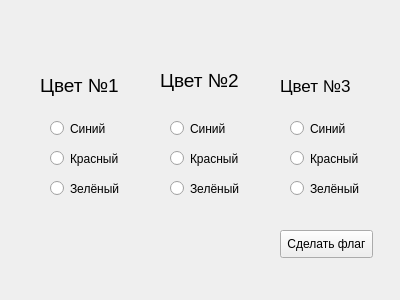
Above: untitled.ui from KKivik/Education before the change. Below: the same form after it.
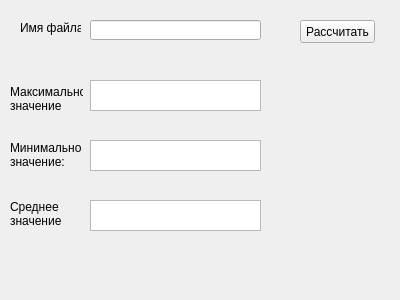
That is the form after the change.

Patch:
```diff
--- a/untitled.ui
+++ b/untitled.ui
@@ -13,233 +13,124 @@
   <property name="windowTitle">
    <string>Form</string>
   </property>
-  <widget class="QRadioButton" name="radioButton">
+  <widget class="QLineEdit" name="filenameEdit">
    <property name="geometry">
     <rect>
-     <x>50</x>
-     <y>120</y>
-     <width>86</width>
-     <height>17</height>
+     <x>90</x>
+     <y>20</y>
+     <width>171</width>
+     <height>20</height>
     </rect>
    </property>
-   <property name="text">
-    <string>Синий</string>
-   </property>
-   <attribute name="buttonGroup">
-    <string notr="true">buttonGroup</string>
-   </attribute>
   </widget>
-  <widget class="QRadioButton" name="radioButton_2">
+  <widget class="QPushButton" name="button">
    <property name="geometry">
     <rect>
-     <x>50</x>
-     <y>150</y>
-     <width>86</width>
-     <height>17</height>
+     <x>300</x>
+     <y>20</y>
+     <width>75</width>
+     <height>23</height>
     </rect>
    </property>
    <property name="text">
-    <string>Красный</string>
+    <string>Рассчитать</string>
    </property>
-   <attribute name="buttonGroup">
-    <string notr="true">buttonGroup</string>
-   </attribute>
-  </widget>
-  <widget class="QRadioButton" name="radioButton_3">
-   <property name="geometry">
-    <rect>
-     <x>50</x>
-     <y>180</y>
-     <width>86</width>
-     <height>17</height>
-    </rect>
-   </property>
-   <property name="text">
-    <string>Зелёный</string>
-   </property>
-   <attribute name="buttonGroup">
-    <string notr="true">buttonGroup</string>
-   </attribute>
-  </widget>
-  <widget class="QRadioButton" name="radioButton_4">
-   <property name="geometry">
-    <rect>
-     <x>170</x>
-     <y>120</y>
-     <width>86</width>
-     <height>17</height>
-    </rect>
-   </property>
-   <property name="text">
-    <string>Синий</string>
-   </property>
-   <attribute name="buttonGroup">
-    <string notr="true">buttonGroup_2</string>
-   </attribute>
-  </widget>
-  <widget class="QRadioButton" name="radioButton_5">
-   <property name="geometry">
-    <rect>
-     <x>170</x>
-     <y>150</y>
-     <width>86</width>
-     <height>17</height>
-    </rect>
-   </property>
-   <property name="text">
-    <string>Красный</string>
-   </property>
-   <attribute name="buttonGroup">
-    <string notr="true">buttonGroup_2</string>
-   </attribute>
-  </widget>
-  <widget class="QRadioButton" name="radioButton_6">
-   <property name="geometry">
-    <rect>
-     <x>170</x>
-     <y>180</y>
-     <width>86</width>
-     <height>17</height>
-    </rect>
-   </property>
-   <property name="text">
-    <string>Зелёный</string>
-   </property>
-   <attribute name="buttonGroup">
-    <string notr="true">buttonGroup_2</string>
-   </attribute>
-  </widget>
-  <widget class="QRadioButton" name="radioButton_7">
-   <property name="geometry">
-    <rect>
-     <x>290</x>
-     <y>120</y>
-     <width>86</width>
-     <height>17</height>
-    </rect>
-   </property>
-   <property name="text">
-    <string>Синий</string>
-   </property>
-   <attribute name="buttonGroup">
-    <string notr="true">buttonGroup_3</string>
-   </attribute>
-  </widget>
-  <widget class="QRadioButton" name="radioButton_8">
-   <property name="geometry">
-    <rect>
-     <x>290</x>
-     <y>150</y>
-     <width>86</width>
-     <height>17</height>
-    </rect>
-   </property>
-   <property name="text">
-    <string>Красный</string>
-   </property>
-   <attribute name="buttonGroup">
-    <string notr="true">buttonGroup_3</string>
-   </attribute>
-  </widget>
-  <widget class="QRadioButton" name="radioButton_9">
-   <property name="geometry">
-    <rect>
-     <x>290</x>
-     <y>180</y>
-     <width>86</width>
-     <height>17</height>
-    </rect>
-   </property>
-   <property name="text">
-    <string>Зелёный</string>
-   </property>
-   <attribute name="buttonGroup">
-    <string notr="true">buttonGroup_3</string>
-   </attribute>
   </widget>
   <widget class="QLabel" name="label">
    <property name="geometry">
     <rect>
-     <x>40</x>
-     <y>70</y>
-     <width>101</width>
-     <height>31</height>
+     <x>20</x>
+     <y>20</y>
+     <width>61</width>
+     <height>16</height>
     </rect>
    </property>
-   <property name="font">
-    <font>
-     <pointsize>14</pointsize>
-    </font>
-   </property>
    <property name="text">
-    <string>Цвет №1</string>
+    <string>Имя файла</string>
+   </property>
+  </widget>
+  <widget class="QTextBrowser" name="maxEdit">
+   <property name="geometry">
+    <rect>
+     <x>90</x>
+     <y>80</y>
+     <width>171</width>
+     <height>31</height>
+    </rect>
    </property>
   </widget>
   <widget class="QLabel" name="label_2">
+   <property name="enabled">
+    <bool>true</bool>
+   </property>
    <property name="geometry">
     <rect>
-     <x>160</x>
-     <y>70</y>
-     <width>111</width>
-     <height>21</height>
+     <x>10</x>
+     <y>80</y>
+     <width>73</width>
+     <height>38</height>
     </rect>
    </property>
-   <property name="font">
-    <font>
-     <pointsize>14</pointsize>
-    </font>
+   <property name="sizePolicy">
+    <sizepolicy hsizetype="Expanding" vsizetype="Expanding">
+     <horstretch>0</horstretch>
+     <verstretch>0</verstretch>
+    </sizepolicy>
+   </property>
+   <property name="focusPolicy">
+    <enum>Qt::WheelFocus</enum>
    </property>
    <property name="text">
-    <string>Цвет №2</string>
+    <string>&lt;html&gt;&lt;head/&gt;&lt;body&gt;&lt;p&gt;Максимальное&lt;br&gt;значение&lt;/p&gt;&lt;/body&gt;&lt;/html&gt;</string>
    </property>
   </widget>
   <widget class="QLabel" name="label_3">
    <property name="geometry">
     <rect>
-     <x>280</x>
-     <y>70</y>
-     <width>101</width>
+     <x>10</x>
+     <y>140</y>
+     <width>71</width>
      <height>31</height>
     </rect>
    </property>
-   <property name="font">
-    <font>
-     <pointsize>13</pointsize>
-    </font>
-   </property>
    <property name="text">
-    <string>Цвет №3</string>
+    <string>&lt;html&gt;&lt;head/&gt;&lt;body&gt;&lt;p&gt;Минимальное&lt;br&gt;значение:&lt;/p&gt;&lt;/body&gt;&lt;/html&gt;</string>
    </property>
+   <property name="indent">
+    <number>-1</number>
+   </property>
   </widget>
-  <widget class="QPushButton" name="make_flag">
+  <widget class="QLabel" name="label_4">
    <property name="geometry">
     <rect>
-     <x>280</x>
-     <y>230</y>
-     <width>93</width>
-     <height>28</height>
+     <x>10</x>
+     <y>200</y>
+     <width>61</width>
+     <height>26</height>
     </rect>
    </property>
    <property name="text">
-    <string>Сделать флаг</string>
+    <string>&lt;html&gt;&lt;head/&gt;&lt;body&gt;&lt;p&gt;Среднее&lt;br/&gt; значение&lt;/p&gt;&lt;/body&gt;&lt;/html&gt;</string>
    </property>
   </widget>
-  <widget class="QLabel" name="result">
+  <widget class="QTextBrowser" name="minEdit">
    <property name="geometry">
     <rect>
-     <x>30</x>
-     <y>230</y>
-     <width>81</width>
-     <height>21</height>
+     <x>90</x>
+     <y>140</y>
+     <width>171</width>
+     <height>31</height>
     </rect>
    </property>
-   <property name="font">
-    <font>
-     <pointsize>10</pointsize>
-    </font>
-   </property>
-   <property name="text">
-    <string/>
+  </widget>
+  <widget class="QTextBrowser" name="avgEdit">
+   <property name="geometry">
+    <rect>
+     <x>90</x>
+     <y>200</y>
+     <width>171</width>
+     <height>31</height>
+    </rect>
    </property>
   </widget>
  </widget>
```
Left out of the diff: 7 changed lines with no effect on the pictures.
